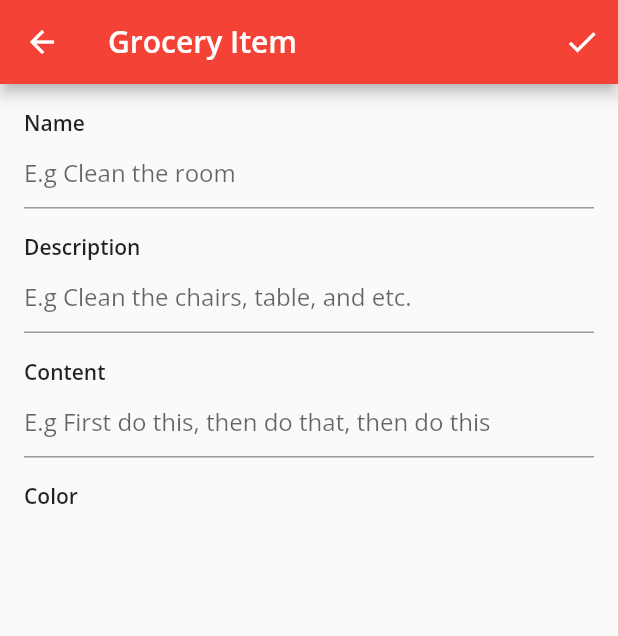
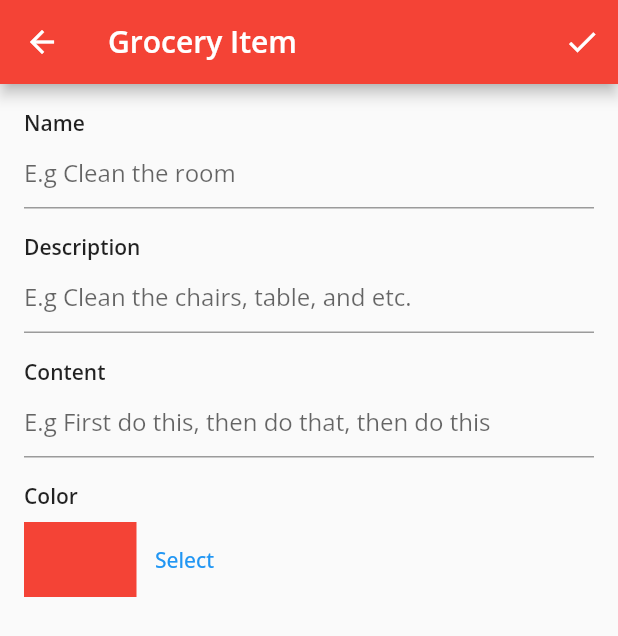
Before and after one commit to chheangg/to-do-flutter, a Flutter app: the screen it shows after launch, after a tap on the "add" icon, on a phone screen of 412 x 824 dp. Shown: the top 636 px of the screen. Run offline on Flutter 3.47's test engine with Material 2 defaults, Android fonts, the phone set to English and light mode, and no system bars; our stand-ins replace flutter_colorpicker.

Commit message:
Implement Color field in Form Screen

```diff
--- a/lib/screens/form_screen.dart
+++ b/lib/screens/form_screen.dart
@@ -1,4 +1,5 @@
 import 'package:flutter/material.dart';
+import 'package:flutter_colorpicker/flutter_colorpicker.dart';
 import '../models/models.dart';
 
 class FormScreen extends StatefulWidget {
@@ -65,11 +66,9 @@ class _FormScreenState extends State<FormScreen> {
     return Scaffold(
         appBar: AppBar(
           title: const Text(
-          'Grocery Item',
-          style: TextStyle(
-            fontFamily: 'Open Sans',
-            fontWeight: FontWeight.w600
-          ),
+            'Grocery Item',
+            style:
+                TextStyle(fontFamily: 'Open Sans', fontWeight: FontWeight.w600),
           ),
           actions: [
             IconButton(
@@ -78,10 +77,9 @@ class _FormScreenState extends State<FormScreen> {
                   print(_description);
                   print(_content);
                   print(_timestamp);
+                  print(_color);
                 },
-                icon: const Icon(
-                  Icons.check
-                ))
+                icon: const Icon(Icons.check))
           ],
           backgroundColor: theme.primaryColor,
         ),
@@ -107,16 +105,12 @@ class _FormScreenState extends State<FormScreen> {
       children: [
         const Text(
           'Name',
-          style: TextStyle(
-            fontFamily: 'Open Sans',
-            fontWeight: FontWeight.w600
-          ),
+          style:
+              TextStyle(fontFamily: 'Open Sans', fontWeight: FontWeight.w600),
         ),
         TextField(
           controller: _nameController,
-          decoration: const InputDecoration(
-            hintText: 'E.g Clean the room'
-          ),
+          decoration: const InputDecoration(hintText: 'E.g Clean the room'),
         )
       ],
     );
@@ -128,16 +122,13 @@ class _FormScreenState extends State<FormScreen> {
       children: [
         const Text(
           'Description',
-          style: TextStyle(
-            fontFamily: 'Open Sans',
-            fontWeight: FontWeight.w600
-          ),
+          style:
+              TextStyle(fontFamily: 'Open Sans', fontWeight: FontWeight.w600),
         ),
         TextField(
           controller: _descriptionController,
           decoration: const InputDecoration(
-            hintText: 'E.g Clean the chairs, table, and etc.'
-          ),
+              hintText: 'E.g Clean the chairs, table, and etc.'),
         )
       ],
     );
@@ -149,18 +140,15 @@ class _FormScreenState extends State<FormScreen> {
       children: [
         const Text(
           'Content',
-          style: TextStyle(
-            fontFamily: 'Open Sans',
-            fontWeight: FontWeight.w600
-          ),
+          style:
+              TextStyle(fontFamily: 'Open Sans', fontWeight: FontWeight.w600),
         ),
-         TextField(
+        TextField(
           keyboardType: TextInputType.multiline,
           maxLines: null,
           controller: _contentController,
           decoration: const InputDecoration(
-            hintText: 'E.g First do this, then do that, then do this'
-          ),
+              hintText: 'E.g First do this, then do that, then do this'),
         )
       ],
     );
@@ -172,12 +160,48 @@ class _FormScreenState extends State<FormScreen> {
       children: [
         const Text(
           'Color',
-          style: TextStyle(
-            fontFamily: 'Open Sans',
-            fontWeight: FontWeight.w600
-          ),
+          style:
+              TextStyle(fontFamily: 'Open Sans', fontWeight: FontWeight.w600),
         ),
-
+        const SizedBox(
+          height: 8.0,
+        ),
+        Row(
+          children: [
+            Container(
+              height: 50.0,
+              width: 75.0,
+              color: _color,
+            ),
+            TextButton(
+              child: const Text('Select'),
+              onPressed: () {
+                showDialog(
+                    context: context,
+                    builder: (context) {
+                      return AlertDialog(
+                        content: BlockPicker(
+                          pickerColor: _color,
+                          onColorChanged: (color) {
+                            setState(() {
+                              _color = color;
+                            });
+                          },
+                        ),
+                        actions: [
+                          TextButton(
+                            child: const Text('Save'),
+                            onPressed: () {
+                              Navigator.of(context).pop();
+                            },
+                          )
+                        ],
+                      );
+                    });
+              },
+            )
+          ],
+        )
       ],
     );
   }
--- a/lib/screens/home_screen.dart
+++ b/lib/screens/home_screen.dart
@@ -30,7 +30,7 @@ class _HomeState extends State<Home> {
                       },
                   icon: const Icon(Icons.add))
             ]),
-        body: Container(
+        body: SizedBox(
           width: width,
           child: Consumer<TaskManager>(
             builder: (context, taskManager, child) {
--- a/pubspec.yaml
+++ b/pubspec.yaml
@@ -36,6 +36,7 @@ dependencies:
   # Use with the CupertinoIcons class for iOS style icons.
   cupertino_icons: ^1.0.2
   provider: ^6.0.5
+  flutter_colorpicker: ^1.0.3
 
 dev_dependencies:
   flutter_test:
```
